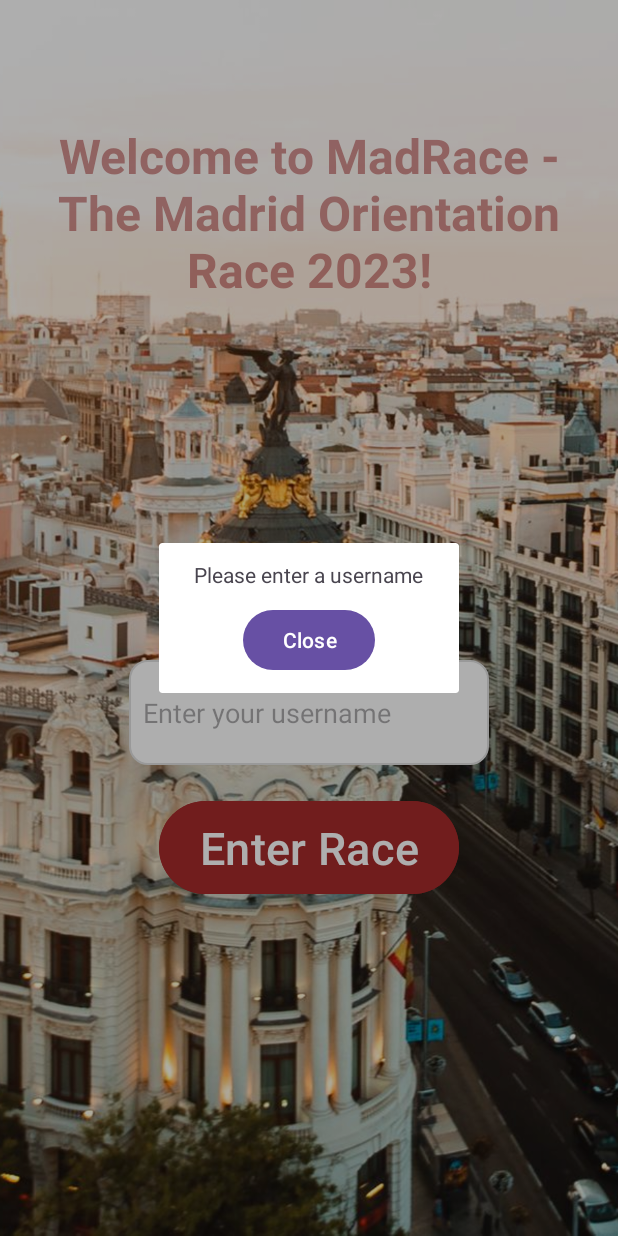
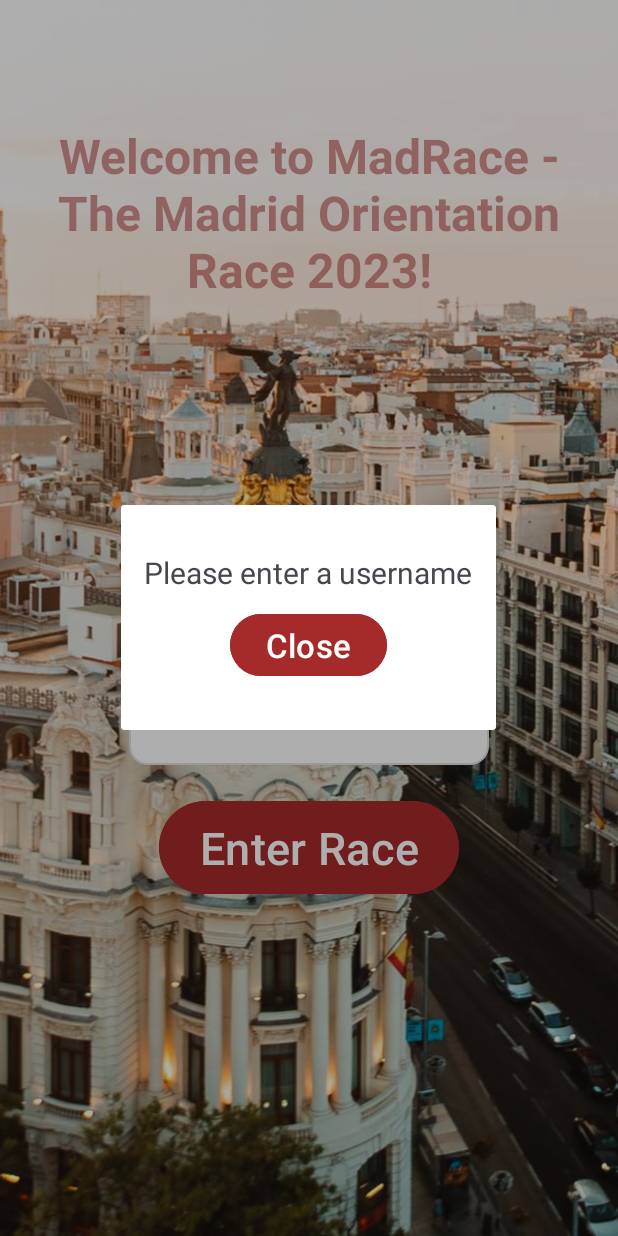
Before and after one commit to Radfahrer00/OrientationRace, an Android app: the screen it shows after launch (MainActivity), after a tap on "Enter Race", on a phone screen of 412 x 824 dp. Run offline under Robolectric (Android 15) with nearby library versions, the phone set to English and light mode, and no system bars.

Commit message:
Test branch and layouts

```diff
--- a/app/build.gradle.kts
+++ b/app/build.gradle.kts
@@ -40,8 +40,6 @@ dependencies {
     implementation("com.google.android.gms:play-services-maps:18.2.0")
     implementation("com.google.android.gms:play-services-location:21.0.1")
     testImplementation("junit:junit:4.13.2")
-    testImplementation("junit:junit:4.12")
-    testImplementation("org.junit.jupiter:junit-jupiter:5.8.1")
     androidTestImplementation("androidx.test.ext:junit:1.1.5")
     androidTestImplementation("androidx.test.espresso:espresso-core:3.5.1")
     implementation("org.eclipse.paho:org.eclipse.paho.client.mqttv3:1.2.5")
--- a/app/src/main/java/com/example/orientationrace/participants/ParticipantsDataset.java
+++ b/app/src/main/java/com/example/orientationrace/participants/ParticipantsDataset.java
@@ -15,7 +15,7 @@ public class ParticipantsDataset {
     private List<Participant> listOfParticipants;
 
     public ParticipantsDataset() {
-        Log.d(TAG, "ParticipantsDataset() called");
+        //Log.d(TAG, "ParticipantsDataset() called");
         listOfParticipants = new ArrayList<>();
     }
 
--- /dev/null
+++ b/app/src/main/res/drawable/popup_background.xml
@@ -0,0 +1,5 @@
+<?xml version="1.0" encoding="utf-8"?>
+<shape xmlns:android="http://schemas.android.com/apk/res/android">
+    <corners android:radius="35dp" /> <!-- Adjust the radius to your preference -->
+    <solid android:color="#FFFFFF" /> <!-- Set the background color -->
+</shape>
--- a/app/src/main/res/layout/garden_reached_confirmation_popup.xml
+++ b/app/src/main/res/layout/garden_reached_confirmation_popup.xml
@@ -26,6 +26,7 @@
         android:layout_width="wrap_content"
         android:layout_height="wrap_content"
         android:layout_marginTop="10dp"
+        android:backgroundTint="#A52A2A"
         android:text="Cancel"/>
 
     <Button
@@ -34,6 +35,7 @@
         android:layout_height="wrap_content"
         android:layout_marginTop="10dp"
         android:layout_marginLeft="5dp"
+        android:backgroundTint="#A52A2A"
         android:text="Confirm"/>
     </LinearLayout>
 
--- a/app/src/main/res/layout/missing_username_popup_layout.xml
+++ b/app/src/main/res/layout/missing_username_popup_layout.xml
@@ -1,22 +1,26 @@
 <?xml version="1.0" encoding="utf-8"?>
 <LinearLayout
     xmlns:android="http://schemas.android.com/apk/res/android"
-    android:layout_width="200dp"
-    android:layout_height="100dp"
+    android:layout_width="250dp"
+    android:layout_height="150dp"
     android:orientation="vertical"
     android:gravity="center"
-    android:layout_gravity="center">
+    android:layout_gravity="center"
+    android:background="@drawable/popup_background">
 
     <TextView
         android:layout_width="wrap_content"
         android:layout_height="wrap_content"
-        android:text="Please enter a username" />
+        android:text="Please enter a username"
+        android:textSize="20dp"/>
 
     <Button
         android:id="@+id/buttonClose"
         android:layout_width="wrap_content"
         android:layout_height="wrap_content"
         android:layout_marginTop="10dp"
+        android:backgroundTint="#A52A2A"
+        android:textSize="22dp"
         android:text="Close"/>
 
 </LinearLayout>
```
Also changed, not shown: app/src/main/java/com/example/orientationrace/activities/ParticipantsActivity.java (+62 -14 lines), app/src/main/java/com/example/orientationrace/activities/WaitingRoomActivity.java (deleted, +0 -72 lines), app/src/main/res/layout/activity_waiting.xml (deleted, +0 -56 lines), app/src/main/res/layout/race_won_popup.xml (+18 -4 lines), 2 other files.
